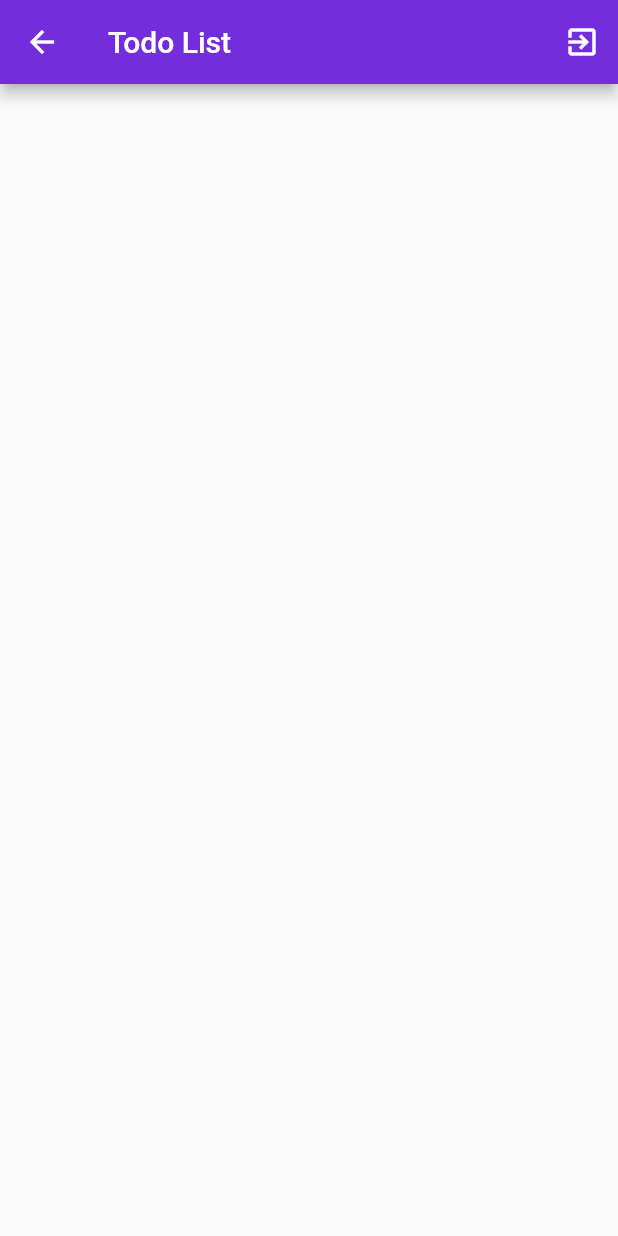
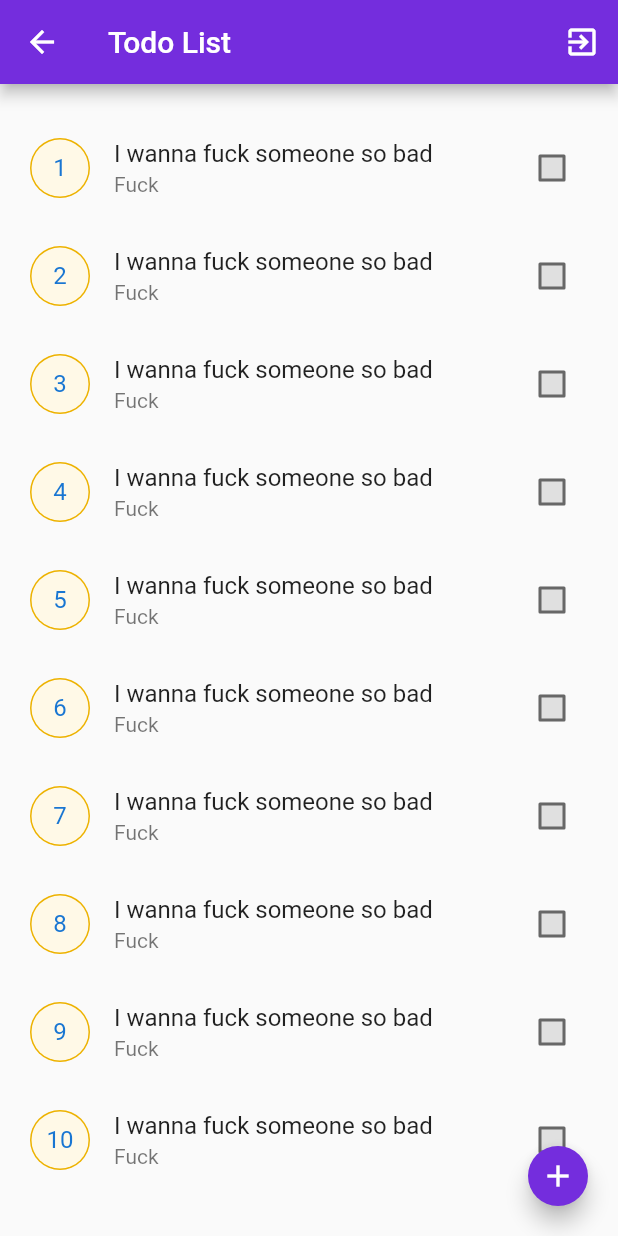
Before and after one commit to fiki2002/Todo_App_REST_API, a Flutter app: the HomePage screen opened directly, on a phone screen of 412 x 824 dp. Run offline on Flutter 3.47's test engine with Material 2 defaults, Android fonts, the phone set to English and light mode, and no system bars; our stand-ins replace shared_preferences; accounts and stored records are empty.

```diff
--- a/lib/main.dart
+++ b/lib/main.dart
@@ -25,6 +25,9 @@ class MyApp extends StatelessWidget {
           appBarTheme: AppBarTheme(
             color: primaryColor,
           ),
+          floatingActionButtonTheme: FloatingActionButtonThemeData(
+            backgroundColor: primaryColor,
+          ),
           primaryColor: primaryColor,
         ),
         home: const SplashScreen(),
--- a/lib/provider/authProvider/auth_provider.dart
+++ b/lib/provider/authProvider/auth_provider.dart
@@ -7,7 +7,7 @@ import 'package:http/http.dart' as http;
 import 'package:todo_app/provider/database/db_provider.dart';
 
 import '../../constants/url.dart';
-import '../../screens/auth/home_page.dart';
+import '../../screens/taskPage/home_page.dart';
 import '../../screens/auth/login.dart';
 import '../../utils/routers.dart';
 
--- a/lib/screens/auth/home_page.dart
+++ /dev/null
@@ -1,31 +0,0 @@
-import 'package:flutter/material.dart';
-import 'package:todo_app/provider/database/db_provider.dart';
-
-import '../../utils/snackbar.dart';
-
-class HomePage extends StatefulWidget {
-  const HomePage({Key? key}) : super(key: key);
-
-  @override
-  State<HomePage> createState() => _HomePageState();
-}
-
-class _HomePageState extends State<HomePage> {
-  @override
-  Widget build(BuildContext context) {
-    return Scaffold(
-      appBar: AppBar(
-        title: const Text('Todo List'),
-        actions: [
-          IconButton(
-            onPressed: () {
-              showMessage(message: 'You have logged out', context: context);
-              DatabaseProvider().logOut(context);
-            },
-            icon: const Icon(Icons.exit_to_app),
-          ),
-        ],
-      ),
-    );
-  }
-}
--- /dev/null
+++ b/lib/screens/taskPage/home_page.dart
@@ -0,0 +1,80 @@
+import 'package:flutter/material.dart';
+import 'package:todo_app/provider/database/db_provider.dart';
+import 'package:todo_app/screens/auth/login.dart';
+import 'package:todo_app/screens/taskPage/local_widget/task_view_container.dart';
+
+import '../../styles/colors.dart';
+import '../../utils/routers.dart';
+import '../../utils/snackbar.dart';
+
+class HomePage extends StatefulWidget {
+  const HomePage({Key? key}) : super(key: key);
+
+  @override
+  State<HomePage> createState() => _HomePageState();
+}
+
+class _HomePageState extends State<HomePage> {
+  List tasks = ['hi'];
+  @override
+  Widget build(BuildContext context) {
+    return Scaffold(
+      appBar: AppBar(
+        title: const Text('Todo List'),
+        actions: [
+          IconButton(
+            onPressed: () {
+              showMessage(message: 'You have logged out', context: context);
+              DatabaseProvider().logOut(context);
+            },
+            icon: const Icon(Icons.exit_to_app),
+          ),
+        ],
+      ),
+      body: Container(
+          padding: const EdgeInsets.all(20),
+          child: tasks.isEmpty
+              ? Center(
+                  child: Column(
+                    mainAxisAlignment: MainAxisAlignment.center,
+                    children: [
+                      const Text(
+                        'Todo List is empty',
+                        style: TextStyle(
+                            fontSize: 24, fontWeight: FontWeight.bold),
+                      ),
+                      const SizedBox(height: 15),
+                      GestureDetector(
+                        onTap: () {
+                          PageNavigator(ctext: context)
+                              .nextPage(page: const LoginPage());
+                        },
+                        child: Text(
+                          'Create a task',
+                          style: TextStyle(fontSize: 18, color: grey),
+                        ),
+                      ),
+                    ],
+                  ),
+                )
+              : ListView(
+                  children: List.generate(
+                    10,
+                    (index) => TaskField(
+                      initial: '${index + 1}',
+                      title: 'I wanna fuck someone so bad',
+                      subtitle: 'Fuck',
+                      isCompleted: false,
+                      taskId: 'Fk',
+                    ),
+                  ),
+                )),
+      floatingActionButton: FloatingActionButton(
+        onPressed: () {},
+        mini: true,
+        child: const Icon(Icons.add),
+        tooltip: 'Create Tasks',
+      ),
+    );
+  }
+}
--- /dev/null
+++ b/lib/screens/taskPage/local_widget/task_view_container.dart
@@ -0,0 +1,84 @@
+
+import 'package:flutter/material.dart';
+
+
+import '../../../styles/colors.dart';
+import '../../../utils/routers.dart';
+
+class TaskField extends StatefulWidget {
+  TaskField(
+      {Key? key,
+      this.title,
+      this.taskId,
+      this.isCompleted,
+      this.initial,
+      this.subtitle})
+      : super(key: key);
+
+  final String? title;
+  final String? subtitle;
+  final String? taskId;
+  final String? initial;
+
+  bool? isCompleted;
+
+  @override
+  _TaskFieldState createState() => _TaskFieldState();
+}
+
+class _TaskFieldState extends State<TaskField> {
+  @override
+  Widget build(BuildContext context) {
+    return ListTile(
+      onTap: () {
+        // PageNavigator(ctx: context).nextPage(
+        //     page: TaskDetailsPage(
+        //   taskId: widget.taskId,
+        //   title: widget.title,
+        // ));
+      },
+      contentPadding: const EdgeInsets.all(0),
+      title: Text(
+        widget.title!,
+        style: TextStyle(
+          decoration: widget.isCompleted == true
+              ? TextDecoration.lineThrough
+              : TextDecoration.none,
+        ),
+        overflow: TextOverflow.ellipsis,
+      ),
+      subtitle: Text(
+        widget.subtitle!,
+        style: TextStyle(
+          decoration: widget.isCompleted == true
+              ? TextDecoration.lineThrough
+              : TextDecoration.none,
+        ),
+        overflow: TextOverflow.ellipsis,
+      ),
+      leading: CircleAvatar(
+        backgroundColor: widget.isCompleted == true ? green : amber,
+        child: Padding(
+          padding: const EdgeInsets.all(1.0),
+          child: CircleAvatar(
+            backgroundColor: lightAmber,
+            child: Text(widget.initial!),
+          ),
+        ),
+      ),
+      trailing: Checkbox(
+        onChanged: (value) {
+          setState(() {
+            widget.isCompleted = value!;
+          });
+        },
+        value: widget.isCompleted,
+        fillColor: MaterialStateProperty.resolveWith(
+          (states) {
+            return widget.isCompleted == true ? green : grey.withOpacity(0.20);
+          },
+        ),
+      ),
+    );
+  }
+}
--- a/lib/splash.dart
+++ b/lib/splash.dart
@@ -1,6 +1,6 @@
 import 'package:flutter/material.dart';
 import 'package:todo_app/provider/database/db_provider.dart';
-import 'package:todo_app/screens/auth/home_page.dart';
+import 'package:todo_app/screens/taskPage/home_page.dart';
 import 'package:todo_app/screens/auth/login.dart';
 import 'package:todo_app/utils/routers.dart';
 
```
